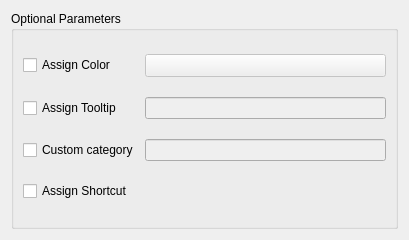
Qt form CustomWidgets/buttonPropWidget.ui (dsgoficial/DsgTools) before a commit.
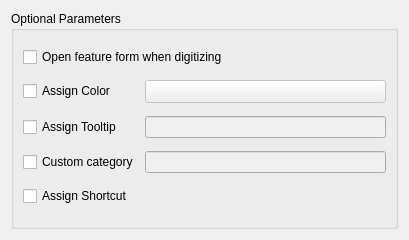
The same form after that commit. Custom widgets are drawn as their Qt base class.

The edit to the form file:
```diff
--- a/CustomWidgets/buttonPropWidget.ui
+++ b/CustomWidgets/buttonPropWidget.ui
@@ -23,14 +23,28 @@
       <bool>false</bool>
      </property>
      <layout class="QGridLayout" name="gridLayout">
-      <item row="0" column="0">
+      <item row="4" column="1">
+       <widget class="ShortcutChooserWidget" name="shortcutWidget" native="true">
+        <property name="enabled">
+         <bool>false</bool>
+        </property>
+       </widget>
+      </item>
+      <item row="1" column="0">
        <widget class="QCheckBox" name="colorCheckBox">
         <property name="text">
          <string>Assign Color</string>
         </property>
        </widget>
       </item>
-      <item row="0" column="1">
+      <item row="2" column="1">
+       <widget class="QLineEdit" name="toolTipLineEdit">
+        <property name="enabled">
+         <bool>false</bool>
+        </property>
+       </widget>
+      </item>
+      <item row="1" column="1">
        <widget class="QgsColorButtonV2" name="mColorButton">
         <property name="enabled">
          <bool>false</bool>
@@ -49,45 +63,38 @@
         </property>
        </widget>
       </item>
-      <item row="1" column="0">
+      <item row="2" column="0">
        <widget class="QCheckBox" name="tooltipCheckBox">
         <property name="text">
          <string>Assign Tooltip</string>
         </property>
        </widget>
       </item>
-      <item row="1" column="1">
-       <widget class="QLineEdit" name="toolTipLineEdit">
-        <property name="enabled">
-         <bool>false</bool>
-        </property>
-       </widget>
-      </item>
-      <item row="2" column="0">
-       <widget class="QCheckBox" name="customCategoryCheckBox">
-        <property name="text">
-         <string>Custom category</string>
-        </property>
-       </widget>
-      </item>
-      <item row="2" column="1">
+      <item row="3" column="1">
        <widget class="QLineEdit" name="customCategoryLineEdit">
         <property name="enabled">
          <bool>false</bool>
         </property>
        </widget>
       </item>
-      <item row="3" column="0">
+      <item row="4" column="0">
        <widget class="QCheckBox" name="shortcutCheckBox">
         <property name="text">
          <string>Assign Shortcut</string>
         </property>
        </widget>
       </item>
-      <item row="3" column="1">
-       <widget class="ShortcutChooserWidget" name="shortcutWidget" native="true">
-        <property name="enabled">
-         <bool>false</bool>
+      <item row="3" column="0">
+       <widget class="QCheckBox" name="customCategoryCheckBox">
+        <property name="text">
+         <string>Custom category</string>
+        </property>
+       </widget>
+      </item>
+      <item row="0" column="0" colspan="2">
+       <widget class="QCheckBox" name="openFormCheckBox">
+        <property name="text">
+         <string>Open feature form when digitizing</string>
         </property>
        </widget>
       </item>
```
Left out of the diff: 4 changed lines with no effect on the pictures.
